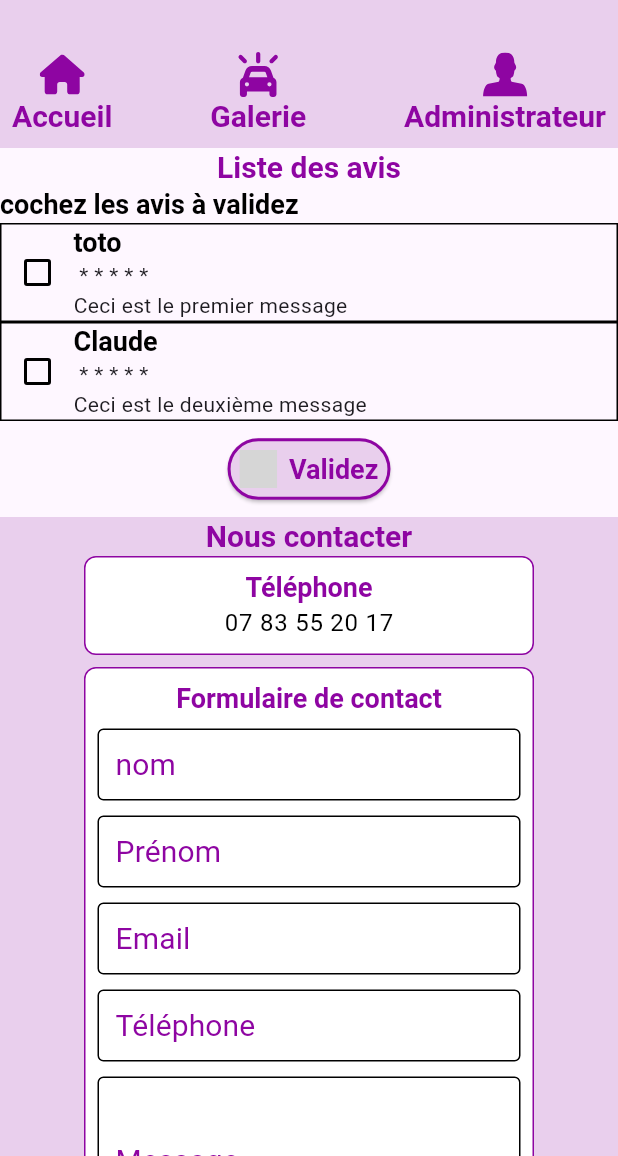
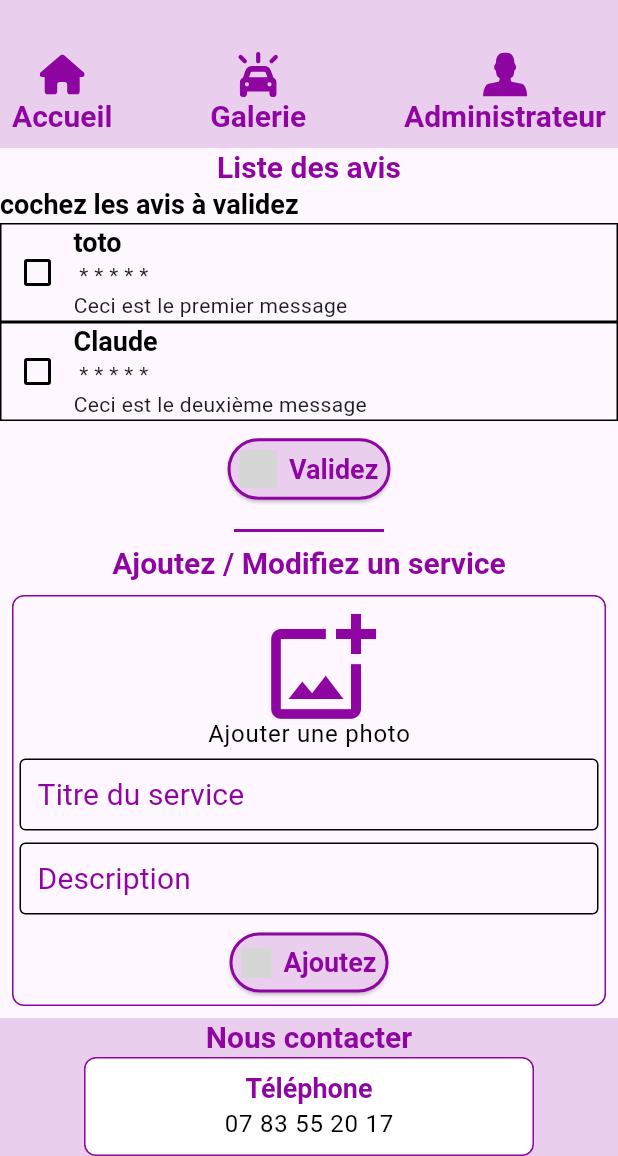
Before and after one commit to geenonsdavid/garageParrot, a Flutter app: the screen it shows after launch, after a tap on "Administrateur", on a phone screen of 412 x 824 dp, the part 80-1236 px from its top. Run offline on Flutter 3.47's test engine with Material 3 defaults, Android fonts, the phone set to English and light mode, and no system bars; our stand-ins replace flutter_svg, google_fonts; grey boxes are pictures that could not be loaded.

Commit message:
add FormAddService

```diff
--- a/lib/views/admin_view.dart
+++ b/lib/views/admin_view.dart
@@ -1,7 +1,9 @@
 import 'package:flutter/material.dart';
 import 'package:garage_parrot/components/footer.dart';
+import 'package:garage_parrot/components/form_add_service.dart';
 import 'package:garage_parrot/components/form_valid_comment.dart';
 import 'package:garage_parrot/components/header.dart';
+import 'package:garage_parrot/components/line.dart';
 
 class AdminView extends StatefulWidget {
   const AdminView({super.key, required this.title});
@@ -13,6 +15,7 @@ class AdminView extends StatefulWidget {
 }
 
 class _AdminViewState extends State<AdminView> {
+
   @override
   Widget build(BuildContext context) {
     final currentWidth = MediaQuery.of(context).size.width;
@@ -25,6 +28,7 @@ class _AdminViewState extends State<AdminView> {
       isScreenPhone = false;
     }
 
+
     return Scaffold(
       appBar: Header(title: widget.title, isScreenPhone: isScreenPhone),
       body: ListView(
@@ -36,15 +40,17 @@ class _AdminViewState extends State<AdminView> {
             ),
           ),
           const FormValidComment(),
+          const Line(),
+          Center(
+            child: Text(
+              'Ajoutez / Modifiez un service',
+              style: Theme.of(context).textTheme.headlineMedium,
+            ),
+          ),
+          const FormAddService(),
 
           // Widget pour afficher le pied de page
           Footer(isScreenPhone: isScreenPhone),
-
-          // Bouton d'action flottant
-          FloatingActionButton(
-            child: const Icon(Icons.abc),
-            onPressed: () {},
-          ),
         ],
       ),
     );
```
